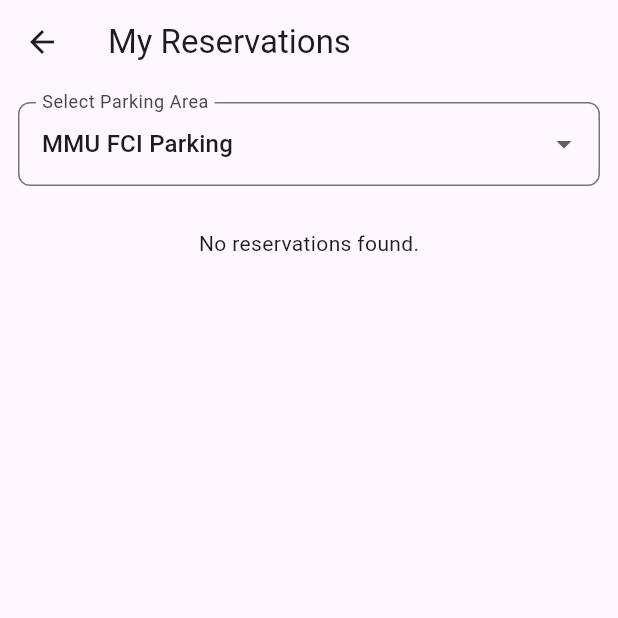
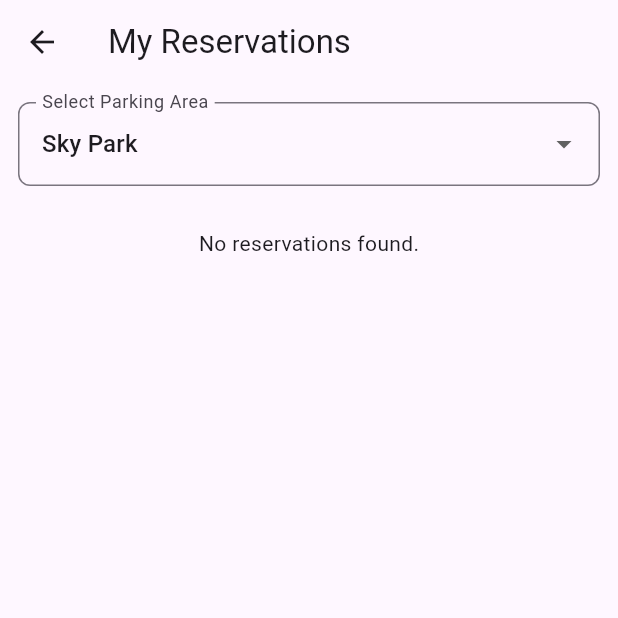
Before and after one commit to Danielsuhaimi7/flutterproject, a Flutter app: the NavigationScreen screen opened by its route, on a phone screen of 412 x 824 dp, the top half of it. Run offline on Flutter 3.47's test engine with Material 3 defaults, Android fonts, the phone set to English and light mode, and no system bars; our stand-ins replace fl_chart, flutter_local_notifications, google_maps_flutter, image_picker, permission_handler, shared_preferences and 1 more; accounts and stored records are empty; network calls fail.

Commit message:
update marker

```diff
--- a/flutterproject/lib/screens/history_screen.dart
+++ b/flutterproject/lib/screens/history_screen.dart
@@ -105,7 +105,7 @@ class _HistoryScreenState extends State<HistoryScreen> {
 
   void _showReservationDetails(BuildContext context, Map<String, dynamic> reservation) {
     final slotCode = reservation['slot_code'] ?? 'A${(reservation['slot_index'] ?? 0) + 1}';
-    final parking = reservation['parking_name'] ?? 'MMU FCI Parking';
+    final parking = reservation['parking_name'] ?? 'Sky Park';
     final date = _formatDate(reservation['date']);
     final time = _formatTime(reservation['time']);
     final duration = reservation['duration'] ?? 'N/A';
@@ -215,7 +215,7 @@ class _HistoryScreenState extends State<HistoryScreen> {
                             child: ListTile(
                               leading: const Icon(Icons.calendar_today),
                               title: Text(
-                                res['parking_name'] != null ? "${res['parking_name']}" : "MMU FCI Parking",
+                                res['parking_name'] != null ? "${res['parking_name']}" : "Sky Park",
                                 style: const TextStyle(fontWeight: FontWeight.w600),
                               ),
                               subtitle: Column(
--- a/flutterproject/lib/screens/home_screen.dart
+++ b/flutterproject/lib/screens/home_screen.dart
@@ -35,8 +35,8 @@ class _HomeScreenState extends State<HomeScreen> {
   List<Map<String, dynamic>> _fetchedParkings = [];
 
   final CameraPosition _initialPosition = const CameraPosition(
-    target: LatLng(2.9264, 101.6424),
-    zoom: 17,
+    target: LatLng(2.85873708245567, 101.75804653011701),
+    zoom: 16,
   );
 
   bool _isCreatingParking = false;
@@ -58,9 +58,9 @@ class _HomeScreenState extends State<HomeScreen> {
   Set<Marker> _buildMarkers(BuildContext context) {
     final markers = <Marker>{
       Marker(
-        markerId: const MarkerId('fci_parking'),
-        position: const LatLng(2.9280382, 101.6409516),
-        infoWindow: const InfoWindow(title: 'MMU FCI Parking Area'),
+        markerId: const MarkerId('sky_parkg'),
+        position: const LatLng(2.861523104958513, 101.75613679731536),
+        infoWindow: const InfoWindow(title: 'Sky Park'),
         icon: BitmapDescriptor.defaultMarkerWithHue(BitmapDescriptor.hueRed),
         onTap: () async {
           final prefs = await SharedPreferences.getInstance();
@@ -355,7 +355,7 @@ class _HomeScreenState extends State<HomeScreen> {
           ),
           if (isAdmin)
             Positioned(
-              bottom: 200,
+              bottom: 120,
               left: 16,
               right: 16,
               child: Container(
--- a/flutterproject/lib/screens/navigation_screen.dart
+++ b/flutterproject/lib/screens/navigation_screen.dart
@@ -18,8 +18,8 @@ class _NavigationScreenState extends State<NavigationScreen> {
   List<Map<String, dynamic>> userReservations = [];
   Map<String, dynamic>? selectedReservation;
 
-  List<String> parkingNames = ['MMU FCI Parking'];
-  String selectedParking = 'MMU FCI Parking';
+  List<String> parkingNames = ['Sky Park'];
+  String selectedParking = 'Sky Park';
 
   @override
   void initState() {
@@ -34,7 +34,7 @@ class _NavigationScreenState extends State<NavigationScreen> {
   Future<void> _loadParkingNames() async {
     final customs = await ApiService.getParkingLocations();
     setState(() {
-      parkingNames = ['MMU FCI Parking', ...customs.map((e) => e['name'].toString())];
+      parkingNames = ['Sky Park', ...customs.map((e) => e['name'].toString())];
     });
     _loadReservationsAndLayout();
   }
@@ -45,8 +45,8 @@ class _NavigationScreenState extends State<NavigationScreen> {
     if (studentId != null) {
       final all = await ApiService.getAllUserReservations(studentId);
       final relevant = all.where((r) =>
-          (selectedParking == 'MMU FCI Parking' && r['type'] == 'standard') ||
-          (selectedParking != 'MMU FCI Parking' && r['parking_name'] == selectedParking)
+          (selectedParking == 'Sky Park' && r['type'] == 'standard') ||
+          (selectedParking != 'Sky Park' && r['parking_name'] == selectedParking)
       ).toList();
 
       setState(() {
@@ -54,7 +54,7 @@ class _NavigationScreenState extends State<NavigationScreen> {
         selectedReservation = relevant.isNotEmpty ? relevant.last : null;
       });
 
-      if (selectedParking == 'MMU FCI Parking') {
+      if (selectedParking == 'Sky Park') {
         setState(() {
           slots = List.generate(20, (i) => 'A${i + 1}');
           slotPositions = _generateSlotPositions();
```
